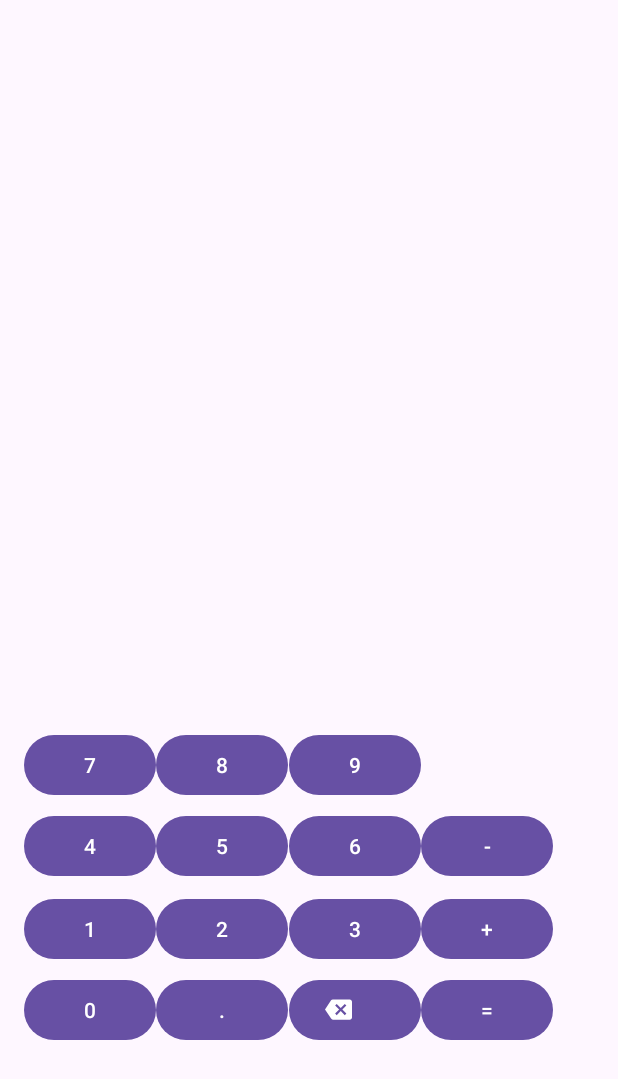
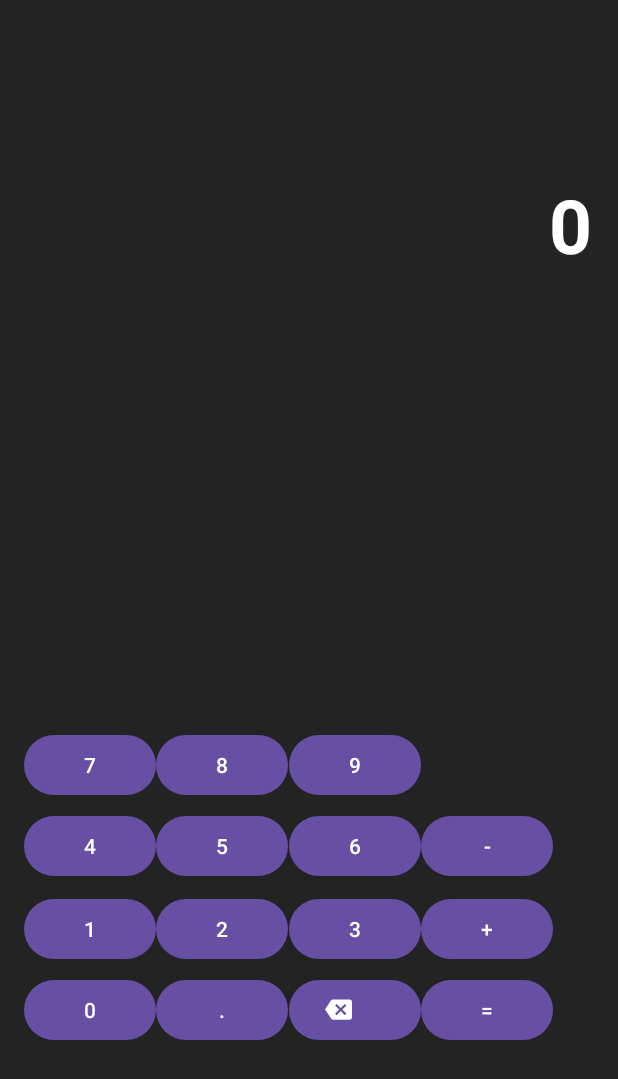
Before and after one commit to MosukaSan/AndroidStudio_Calculator, an Android app: the screen it shows after launch (MainActivity), on a phone screen of 412 x 824 dp. Shown: the top 1079 px of the screen. Run offline under Robolectric (Android 15) with nearby library versions, the phone set to English and light mode, and no system bars; 1 statement that could not run was skipped.

Commit message:
terceita commit

```diff
--- a/app/src/main/java/com/devlucaslima/calculator/MainActivity.kt
+++ b/app/src/main/java/com/devlucaslima/calculator/MainActivity.kt
@@ -2,14 +2,110 @@ package com.devlucaslima.calculator
 
 import androidx.appcompat.app.AppCompatActivity
 import android.os.Bundle
+import android.text.Editable
+import android.view.Display
+import android.widget.Button
+import android.widget.TextView
 
 class MainActivity : AppCompatActivity() {
     override fun onCreate(savedInstanceState: Bundle?) {
         super.onCreate(savedInstanceState)
         setContentView(R.layout.activity_main)
+
+        var btn0 = findViewById<Button>(R.id.btn0)
+        var btn1 = findViewById<Button>(R.id.btn1)
+        var btn2 = findViewById<Button>(R.id.btn2)
+        var btn3 = findViewById<Button>(R.id.btn3)
+        var btn4 = findViewById<Button>(R.id.btn4)
+        var btn5 = findViewById<Button>(R.id.btn5)
+        var btn6 = findViewById<Button>(R.id.btn6)
+        var btn7 = findViewById<Button>(R.id.btn7)
+        var btn8 = findViewById<Button>(R.id.btn8)
+        var btn9 = findViewById<Button>(R.id.btn9)
+        var btnDot = findViewById<Button>(R.id.btnDot)
+        var btnBackspace = findViewById<Button>(R.id.btnBackspace)
+        var Display1 = findViewById<TextView>(R.id.txtDisplay)
+        var Display1Editable = Display1.text as Editable
+
+        btn0.setOnClickListener{
+            if(Display1.text == "0"){
+                Display1.text = "0"
+            } else {
+                Display1.append("0")
+            }
+        }
+        btn1.setOnClickListener{
+            if(Display1.text == "0"){
+                Display1.text = "1"
+            } else {
+                Display1.append("1")
+            }
+        }
+        btn2.setOnClickListener{
+            if(Display1.text == "0"){
+                Display1.text = "2"
+            } else {
+                Display1.append("2")
+            }
+        }
+        btn3.setOnClickListener{
+            if(Display1.text == "0"){
+                Display1.text = "3"
+            } else {
+                Display1.append("3")
+            }
+        }
+        btn4.setOnClickListener{
+            if(Display1.text == "0"){
+                Display1.text = "4"
+            } else {
+                Display1.append("4")
+            }
+        }
+        btn5.setOnClickListener{
+            if(Display1.text == "0"){
+                Display1.text = "5"
+            } else {
+                Display1.append("5")
+            }
+        }
+        btn6.setOnClickListener{
+            if(Display1.text == "0"){
+                Display1.text = "6"
+            } else {
+                Display1.append("6")
+            }
+        }
+        btn7.setOnClickListener{
+            if(Display1.text == "0"){
+                Display1.text = "7"
+            } else {
+                Display1.append("7")
+            }
+        }
+        btn8.setOnClickListener{
+            if(Display1.text == "0"){
+                Display1.text = "8"
+            } else {
+                Display1.append("8")
+            }
+        }
+        btn9.setOnClickListener{
+            if(Display1.text == "0"){
+                Display1.text = "9"
+            } else {
+                Display1.append("9")
+            }
+        }
+        btnDot.setOnClickListener{
+            if(Display1.text != "0"){
+            Display1.append(".")
+            }
+        }
+        btnBackspace.setOnClickListener{
+            if(Display1.text != "0" || Display1.length() != 1){
+                Display1Editable.delete(Display1Editable.length - 1, Display1Editable.length)
+            }
+        }
     }
-
-
-
-
 }
--- a/app/src/main/res/layout/activity_main.xml
+++ b/app/src/main/res/layout/activity_main.xml
@@ -4,6 +4,7 @@
     xmlns:tools="http://schemas.android.com/tools"
     android:layout_width="match_parent"
     android:layout_height="match_parent"
+    android:background="#232323"
     tools:context=".MainActivity">
 
     <Button
@@ -186,4 +187,19 @@
         app:layout_constraintTop_toTopOf="parent"
         app:layout_constraintVertical_bias="0.696" />
 
+    <TextView
+        android:id="@+id/txtDisplay"
+        android:layout_width="wrap_content"
+        android:layout_height="wrap_content"
+        android:layout_marginTop="116dp"
+        android:text="0"
+        android:textAlignment="textEnd"
+        android:textColor="#FFFFFF"
+        android:textSize="50sp"
+        android:textStyle="bold"
+        app:layout_constraintEnd_toEndOf="parent"
+        app:layout_constraintHorizontal_bias="0.954"
+        app:layout_constraintStart_toStartOf="parent"
+        app:layout_constraintTop_toTopOf="parent" />
+
 </androidx.constraintlayout.widget.ConstraintLayout>
```
